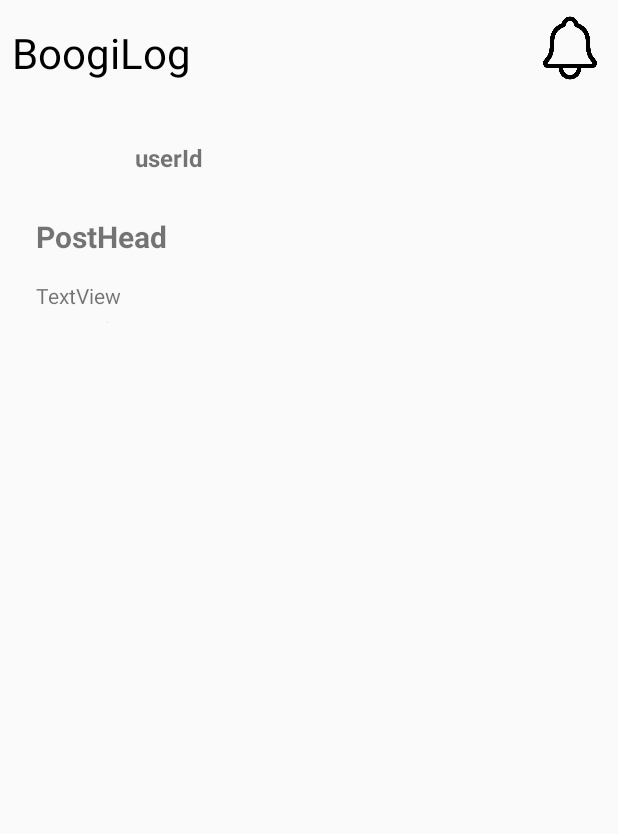
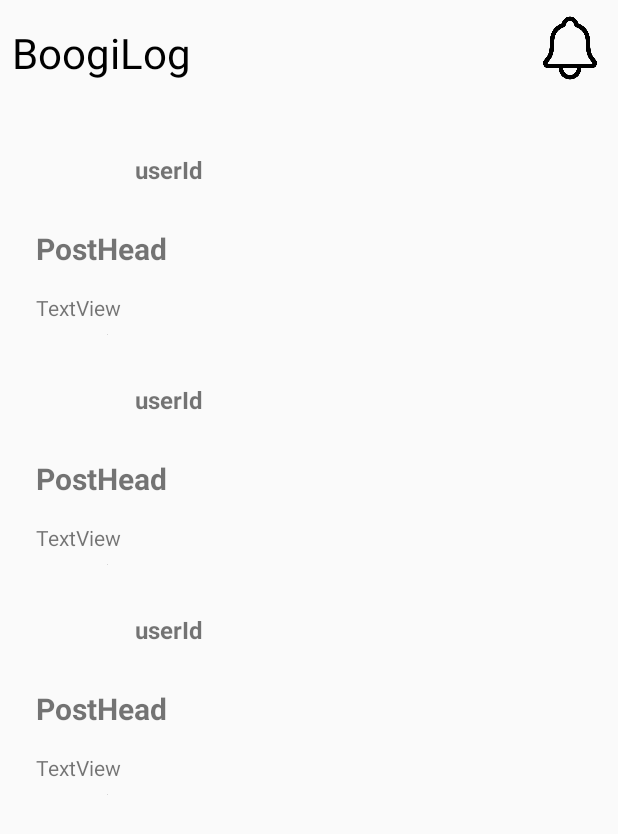
Before and after one commit to BoogiLog/BoogiLog, an Android app: the layout fragment_home.xml on its own in the app's theme, with its tools: preview values and no code run, on a phone screen of 412 x 824 dp. Shown: the top 834 px of the screen. Run offline under Robolectric (Android 15) with nearby library versions, the phone set to English and light mode, and no system bars.

Commit message:
Layout 수정

```diff
--- a/app/src/main/AndroidManifest.xml
+++ b/app/src/main/AndroidManifest.xml
@@ -31,7 +31,7 @@
         </activity>
 
         <activity
-            android:name=".SignUpActivity"
+            android:name=".NaviActivity"
             android:exported="true">
             <intent-filter>
                 <action android:name="android.intent.action.MAIN" />
--- a/app/src/main/res/drawable/menu_click_color.xml
+++ b/app/src/main/res/drawable/menu_click_color.xml
@@ -2,7 +2,7 @@
 <selector xmlns:android="http://schemas.android.com/apk/res/android">
 
     <item
-        android:color="@color/black"
+        android:color="@color/purple_200"
         android:state_checked="true"/>
 
     <item
--- a/app/src/main/res/layout/feed_item_layout.xml
+++ b/app/src/main/res/layout/feed_item_layout.xml
@@ -4,7 +4,7 @@
     xmlns:tools="http://schemas.android.com/tools"
 
     android:layout_width="wrap_content"
-    android:layout_height="match_parent">
+    android:layout_height="wrap_content">
 
     <TextView
         android:id="@+id/nick"
--- a/app/src/main/res/layout/fragment_home.xml
+++ b/app/src/main/res/layout/fragment_home.xml
@@ -9,6 +9,30 @@
     <androidx.constraintlayout.widget.ConstraintLayout
         android:layout_width="match_parent"
         android:layout_height="match_parent">
+
+        <ScrollView
+            android:layout_width="match_parent"
+            android:layout_height="wrap_content"
+            android:layout_marginTop="8dp"
+            app:layout_constraintTop_toBottomOf="@+id/appTitle">
+
+            <LinearLayout
+                android:layout_width="match_parent"
+                android:layout_height="wrap_content"
+                android:orientation="vertical">
+
+                <androidx.recyclerview.widget.RecyclerView
+                    android:id="@+id/listView"
+                    android:layout_width="match_parent"
+                    android:layout_height="665dp"
+                    android:layout_marginStart="8dp"
+                    android:layout_marginTop="8dp"
+                    android:layout_marginEnd="8dp"
+                    android:orientation="vertical"
+                    app:layoutManager="androidx.recyclerview.widget.LinearLayoutManager"
+                    tools:listitem="@layout/feed_item_layout" />
+            </LinearLayout>
+        </ScrollView>
 
         <ImageButton
             android:id="@+id/notify"
@@ -35,19 +59,5 @@
             app:layout_constraintStart_toStartOf="parent"
             app:layout_constraintTop_toTopOf="parent" />
 
-        <androidx.recyclerview.widget.RecyclerView
-            android:id="@+id/listView"
-            android:layout_width="0dp"
-            android:layout_height="wrap_content"
-            android:layout_marginStart="8dp"
-            android:layout_marginTop="8dp"
-            android:layout_marginEnd="8dp"
-            android:orientation="vertical"
-            app:layoutManager="androidx.recyclerview.widget.LinearLayoutManager"
-            app:layout_constraintEnd_toEndOf="parent"
-            app:layout_constraintStart_toStartOf="parent"
-            app:layout_constraintTop_toBottomOf="@+id/appTitle"
-            tools:listitem="@layout/feed_item_layout" />
-
     </androidx.constraintlayout.widget.ConstraintLayout>
 </FrameLayout>
```
Also changed, not shown: app/src/main/java/com/example/boogilog/NaviActivity.kt (+27 -13 lines).
